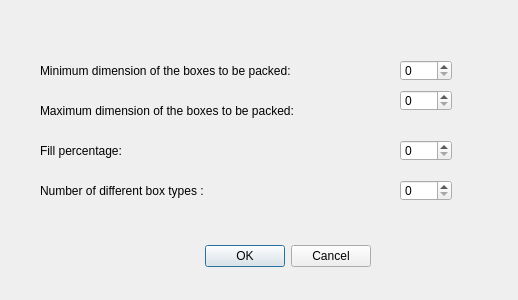
This is dialoggenerarinstancia.ui in amsantosr/ContainerApp as Qt 5 draws it before an edit. The edited form follows.
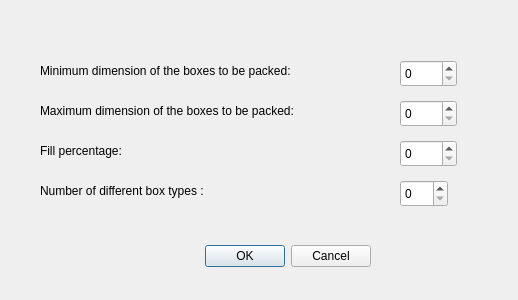
This is the edited form.

Commit message: Delete lighting code

The edit to the form file:
```diff
--- a/dialoggenerarinstancia.ui
+++ b/dialoggenerarinstancia.ui
@@ -89,8 +89,8 @@
     <rect>
      <x>400</x>
      <y>60</y>
-     <width>52</width>
-     <height>21</height>
+     <width>57</width>
+     <height>27</height>
     </rect>
    </property>
    <property name="maximum">
@@ -101,9 +101,9 @@
    <property name="geometry">
     <rect>
      <x>400</x>
-     <y>90</y>
-     <width>52</width>
-     <height>21</height>
+     <y>100</y>
+     <width>57</width>
+     <height>27</height>
     </rect>
    </property>
    <property name="maximum">
@@ -115,8 +115,8 @@
     <rect>
      <x>400</x>
      <y>140</y>
-     <width>52</width>
-     <height>21</height>
+     <width>57</width>
+     <height>27</height>
     </rect>
    </property>
    <property name="maximum">
@@ -128,8 +128,8 @@
     <rect>
      <x>400</x>
      <y>180</y>
-     <width>52</width>
-     <height>21</height>
+     <width>48</width>
+     <height>27</height>
     </rect>
    </property>
   </widget>
```
The commit also changes 1 other file.
